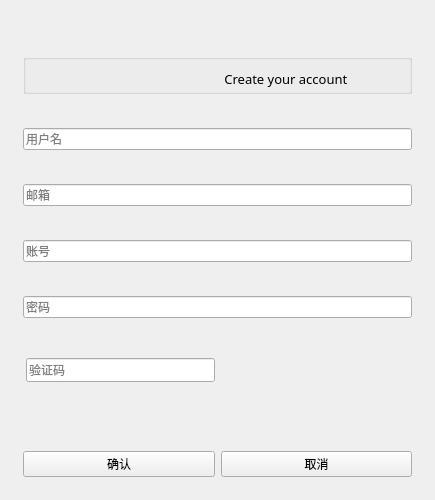
Old version of the form Templates/register.ui in the repository thetheorange/AiProject.
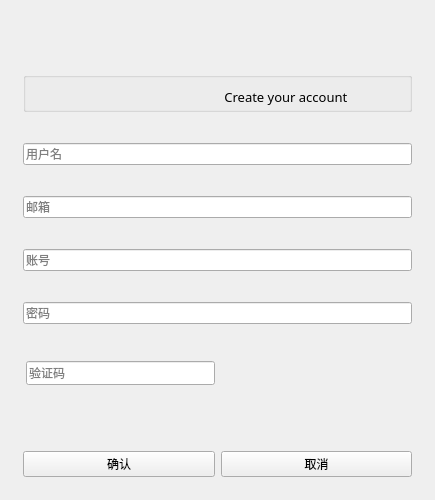
New version of the form. Custom widgets are drawn as their Qt base class.

Commit message: pref: 为无边框窗口留了足够的空间

What changed in the file:
```diff
--- a/Templates/register.ui
+++ b/Templates/register.ui
@@ -19,7 +19,22 @@
   <property name="windowTitle">
    <string>Form</string>
   </property>
-  <layout class="QHBoxLayout" name="horizontalLayout">
+  <layout class="QHBoxLayout" name="horizontalLayout" stretch="0">
+   <property name="spacing">
+    <number>11</number>
+   </property>
+   <property name="leftMargin">
+    <number>11</number>
+   </property>
+   <property name="topMargin">
+    <number>32</number>
+   </property>
+   <property name="rightMargin">
+    <number>11</number>
+   </property>
+   <property name="bottomMargin">
+    <number>11</number>
+   </property>
    <item>
     <layout class="QVBoxLayout" name="verticalLayout">
      <item>
```
The commit also changes 3 other files.
